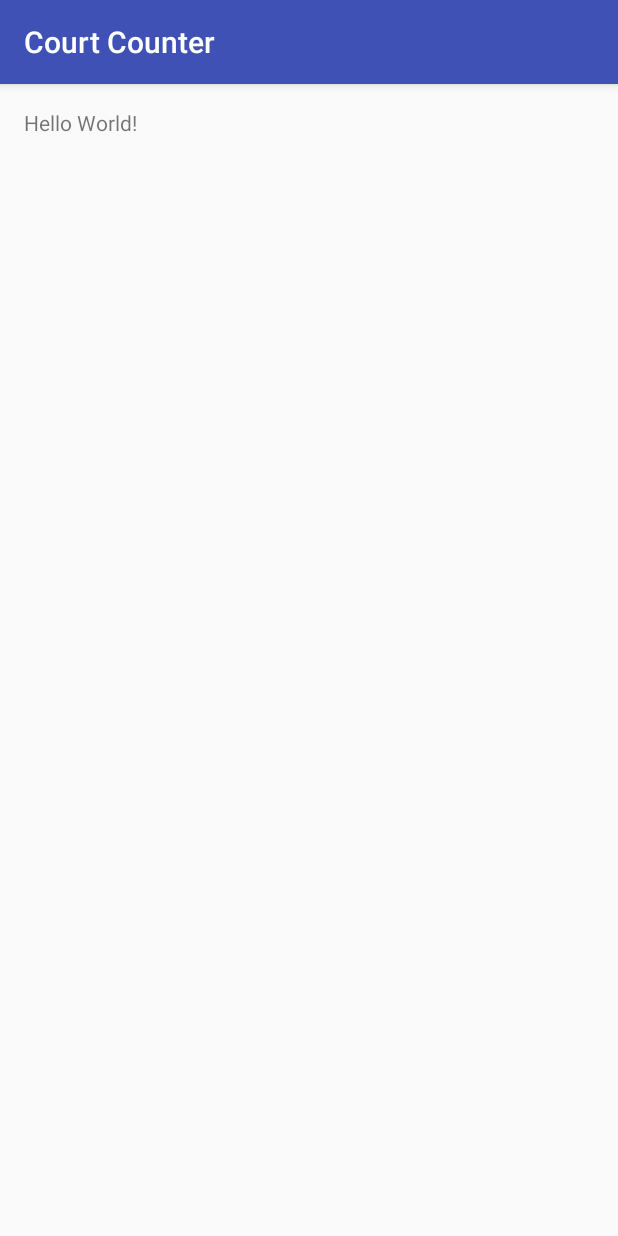
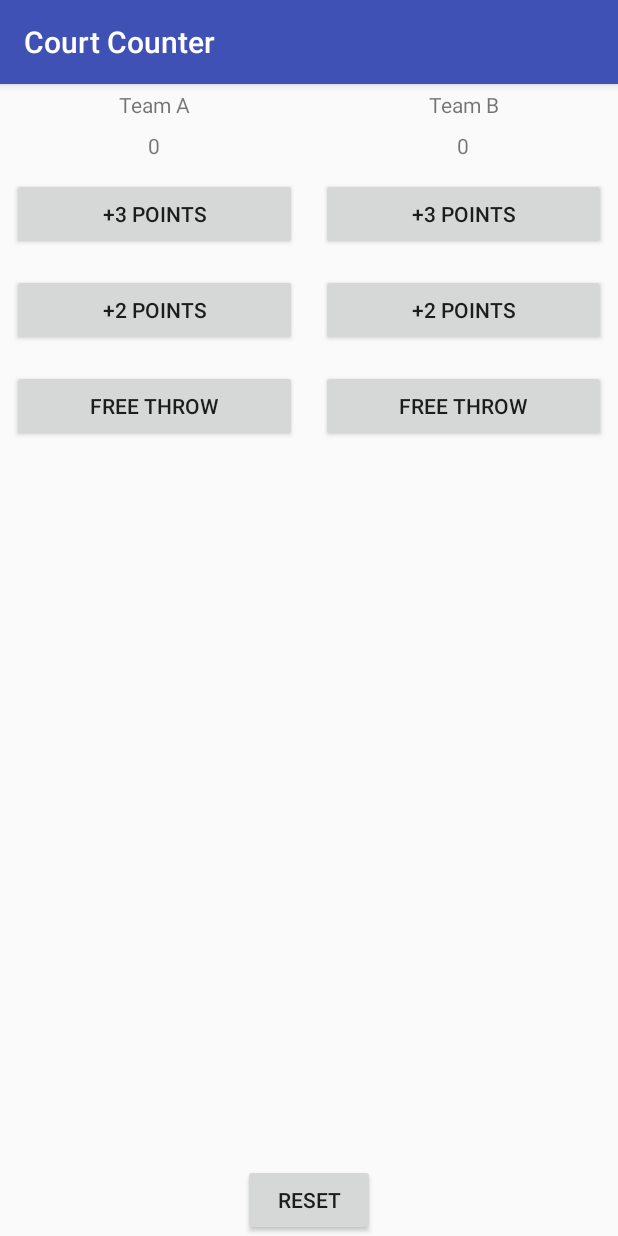
Before and after one commit to harindersingh/LearningAndroid, an Android app: the screen it shows after launch (MainActivity), on a phone screen of 412 x 824 dp. Run offline under Robolectric (Android 15) with nearby library versions, the phone set to English and light mode, and no system bars.

Commit message:
court counter app completed | gonna polish it

```diff
--- a/CourtCounter/app/src/main/java/com/example/imharindersing/courtcounter/MainActivity.java
+++ b/CourtCounter/app/src/main/java/com/example/imharindersing/courtcounter/MainActivity.java
@@ -2,6 +2,8 @@ package com.example.imharindersing.courtcounter;
 
 import android.support.v7.app.AppCompatActivity;
 import android.os.Bundle;
+import android.view.View;
+import android.widget.TextView;
 
 public class MainActivity extends AppCompatActivity {
 
@@ -10,4 +12,47 @@ public class MainActivity extends AppCompatActivity {
         super.onCreate(savedInstanceState);
         setContentView(R.layout.activity_main);
     }
+
+    int scoreForTeamA = 0, scoreForTeamB = 0;
+
+    public void addThreeForTeamA(View v){
+        displayForTeamA(3);
+    }
+
+    public void addThreeForTeamB(View v){
+        displayForTeamB(3);
+    }
+
+    public void addTwoForTeamA(View v){
+        displayForTeamA(2);
+    }
+
+    public void addTwoForTeamB(View v){
+        displayForTeamB(2);
+    }
+
+    public void addOneForTeamA(View v){
+        displayForTeamA(1);
+    }
+
+    public void addOneForTeamB(View v){
+        displayForTeamB(1);
+    }
+
+    public void resetScores(View v){
+        displayForTeamA(0);
+        displayForTeamB(0);
+    }
+
+    private void displayForTeamA(int score){
+        TextView scoreView = (TextView) findViewById(R.id.team_a_score);
+        scoreForTeamA += score;
+        scoreView.setText(String.valueOf(scoreForTeamA));
+    }
+
+    private void displayForTeamB(int score){
+        TextView scoreView = (TextView) findViewById(R.id.team_b_score);
+        scoreForTeamB += score;
+        scoreView.setText(String.valueOf(scoreForTeamB));
+    }
 }
--- a/CourtCounter/app/src/main/res/layout/activity_main.xml
+++ b/CourtCounter/app/src/main/res/layout/activity_main.xml
@@ -1,16 +1,107 @@
 <?xml version="1.0" encoding="utf-8"?>
-<RelativeLayout xmlns:android="http://schemas.android.com/apk/res/android"
+<LinearLayout xmlns:android="http://schemas.android.com/apk/res/android"
     xmlns:tools="http://schemas.android.com/tools"
     android:layout_width="match_parent"
     android:layout_height="match_parent"
-    android:paddingBottom="@dimen/activity_vertical_margin"
-    android:paddingLeft="@dimen/activity_horizontal_margin"
-    android:paddingRight="@dimen/activity_horizontal_margin"
-    android:paddingTop="@dimen/activity_vertical_margin"
+    android:orientation="vertical"
     tools:context="com.example.imharindersing.courtcounter.MainActivity">
+    <LinearLayout
+        android:layout_width="match_parent"
+        android:layout_height="match_parent"
+        android:orientation="horizontal"
+        android:layout_weight="1">
+        <LinearLayout
+            android:layout_width="match_parent"
+            android:layout_height="match_parent"
+            android:orientation="vertical"
+            android:layout_weight="1">
 
-    <TextView
+            <TextView
+                android:layout_width="match_parent"
+                android:layout_height="wrap_content"
+                android:gravity="center_horizontal"
+                android:padding="4dp"
+                android:text="Team A" />
+
+            <TextView
+                android:id="@+id/team_a_score"
+                android:layout_width="match_parent"
+                android:layout_height="wrap_content"
+                android:gravity="center_horizontal"
+                android:padding="4dp"
+                android:text="0" />
+
+            <Button
+                android:layout_width="match_parent"
+                android:layout_height="wrap_content"
+                android:layout_margin="8dp"
+                android:onClick="addThreeForTeamA"
+                android:text="+3 Points" />
+
+            <Button
+                android:layout_width="match_parent"
+                android:layout_height="wrap_content"
+                android:layout_margin="8dp"
+                android:onClick="addTwoForTeamA"
+                android:text="+2 Points" />
+
+            <Button
+                android:layout_width="match_parent"
+                android:layout_height="wrap_content"
+                android:layout_margin="8dp"
+                android:onClick="addOneForTeamA"
+                android:text="Free throw" />
+        </LinearLayout>
+
+        <LinearLayout
+            android:layout_width="match_parent"
+            android:layout_height="match_parent"
+            android:orientation="vertical"
+            android:layout_weight="1">
+
+            <TextView
+                android:layout_width="match_parent"
+                android:layout_height="wrap_content"
+                android:gravity="center_horizontal"
+                android:padding="4dp"
+                android:text="Team B" />
+
+            <TextView
+                android:id="@+id/team_b_score"
+                android:layout_width="match_parent"
+                android:layout_height="wrap_content"
+                android:gravity="center_horizontal"
+                android:padding="4dp"
+                android:text="0" />
+
+            <Button
+                android:layout_width="match_parent"
+                android:layout_height="wrap_content"
+                android:layout_margin="8dp"
+                android:onClick="addThreeForTeamB"
+                android:text="+3 Points" />
+
+            <Button
+                android:layout_width="match_parent"
+                android:layout_height="wrap_content"
+                android:layout_margin="8dp"
+                android:onClick="addTwoForTeamB"
+                android:text="+2 Points" />
+
+            <Button
+                android:layout_width="match_parent"
+                android:layout_height="wrap_content"
+                android:layout_margin="8dp"
+                android:onClick="addOneForTeamB"
+                android:text="Free throw" />
+
+        </LinearLayout>
+    </LinearLayout>
+
+    <Button
         android:layout_width="wrap_content"
         android:layout_height="wrap_content"
-        android:text="Hello World!" />
-</RelativeLayout>
+        android:layout_gravity="center_horizontal"
+        android:text="RESET"
+        android:onClick="resetScores"/>
+</LinearLayout>
```
